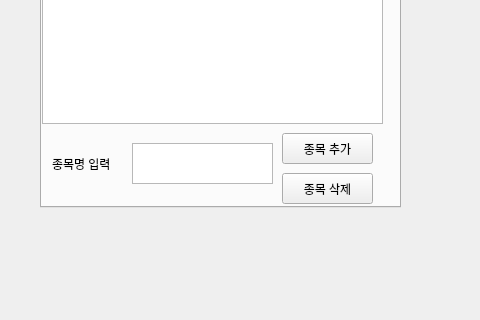
Above: MainWindows.ui from kisbi3/Stock_Kiwoom before the change; both pictures show x 0 to 480 and y 513 to 833 of the 992 by 833 pixel window. Below: the same form after it.
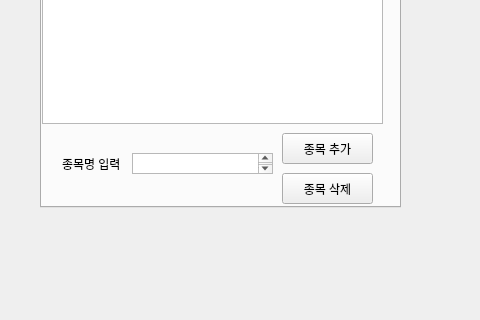
That is the form after the change.

What changed in the file:
```diff
--- a/MainWindows.ui
+++ b/MainWindows.ui
@@ -215,16 +215,16 @@
       <property name="geometry">
        <rect>
         <x>90</x>
-        <y>250</y>
+        <y>260</y>
         <width>141</width>
-        <height>41</height>
+        <height>21</height>
        </rect>
       </property>
      </widget>
      <widget class="QLabel" name="label">
       <property name="geometry">
        <rect>
-        <x>10</x>
+        <x>20</x>
         <y>250</y>
         <width>71</width>
         <height>41</height>
```
